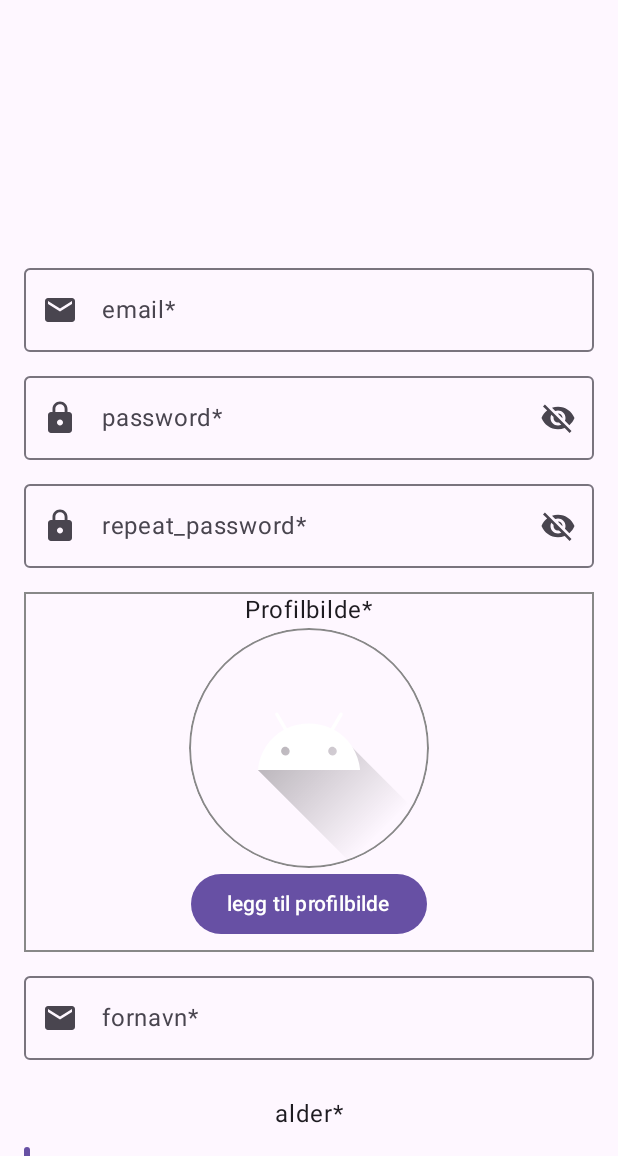
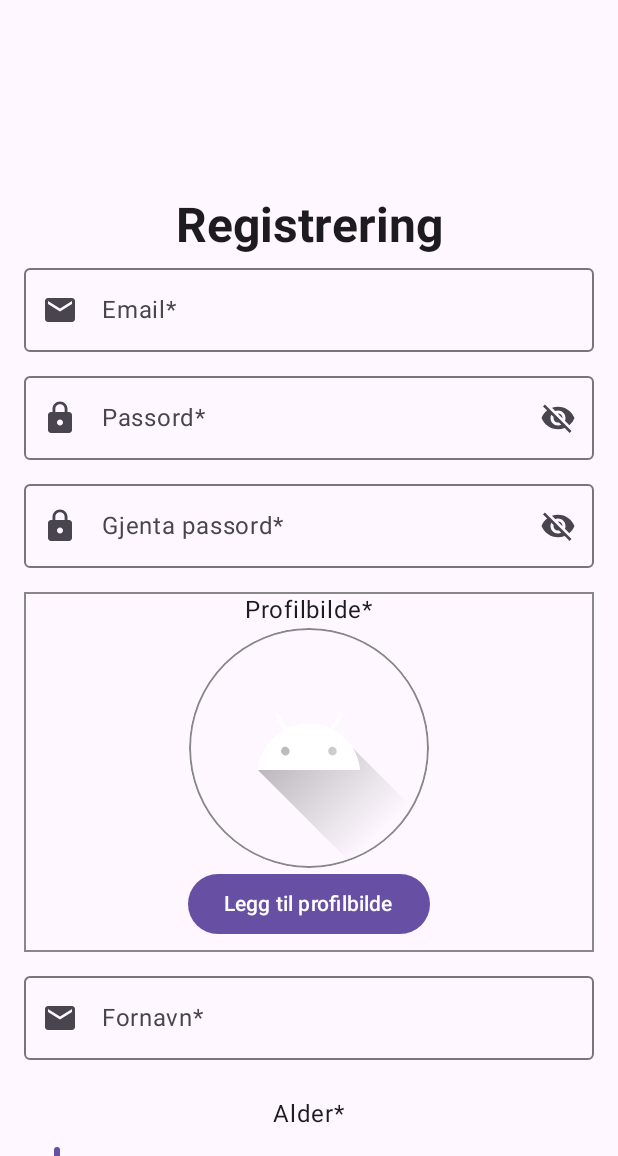
Before and after one commit to sanderbjo/Synder, an Android app built with Jetpack Compose: the SignUpScreen screen opened through its navigation route, on a phone screen of 412 x 824 dp, the part 80-1236 px from its top. Run offline under Robolectric (Android 15) with nearby library versions, the phone set to English and light mode, and no system bars; our stand-ins replace Dagger/Hilt's generated code, Firebase (no records; nobody signed in at launch, a user with empty details on screens opened directly); 3 statements that could not run were skipped.

Commit message:
validering i signup siden
Lagt til validering i sign up, samtidig som det er lagt til litt små fixes/forbedringer på UI
I tillegg endra litt på språkfor å få ting til å være norsk språk og ikke engelsk

```diff
--- a/app/src/main/java/com/example/synder/screen/login/LoginScreen.kt
+++ b/app/src/main/java/com/example/synder/screen/login/LoginScreen.kt
@@ -4,6 +4,7 @@ import androidx.annotation.StringRes
 import androidx.compose.foundation.layout.Arrangement
 import androidx.compose.foundation.layout.Column
 import androidx.compose.foundation.layout.Row
+import androidx.compose.foundation.layout.Spacer
 import androidx.compose.foundation.layout.fillMaxHeight
 import androidx.compose.foundation.layout.fillMaxWidth
 import androidx.compose.foundation.layout.padding
@@ -17,6 +18,7 @@ import androidx.compose.material3.Button
 import androidx.compose.material3.ExperimentalMaterial3Api
 import androidx.compose.material3.Icon
 import androidx.compose.material3.IconButton
+import androidx.compose.material3.MaterialTheme
 import androidx.compose.material3.OutlinedTextField
 import androidx.compose.material3.Text
 import androidx.compose.runtime.Composable
@@ -28,6 +30,7 @@ import androidx.compose.ui.Alignment
 import androidx.compose.ui.Modifier
 import androidx.compose.ui.res.painterResource
 import androidx.compose.ui.res.stringResource
+import androidx.compose.ui.text.font.FontWeight
 import androidx.compose.ui.text.input.KeyboardType
 import androidx.compose.ui.text.input.PasswordVisualTransformation
 import androidx.compose.ui.text.input.VisualTransformation
@@ -58,17 +61,22 @@ fun LoginScreen(
         verticalArrangement = Arrangement.Center,
         horizontalAlignment = Alignment.CenterHorizontally
     ) {
+        Spacer(modifier = Modifier.padding(top = 120.dp))
         if (uiState.errorMessage != "") {
             Text(
                 text = uiState.errorMessage,
-                Modifier.padding(vertical = 8.dp)
+                Modifier.padding(vertical = 8.dp),
+                color = MaterialTheme.colorScheme.error,
+                fontWeight = FontWeight.Bold
             )
         }
-            Text(text = "Vi har lagd en anonym bruker som kan brukes for testing",
-                modifier = Modifier.padding(horizontal = 16.dp),
+        Text(text = "Logg inn", fontWeight = FontWeight.Bold, style = MaterialTheme.typography.headlineLarge)
+        Text(
+            text = "Vi har lagd en anonym bruker som kan brukes for testing",
+            modifier = Modifier.padding(horizontal = 20.dp),
             textAlign = TextAlign.Center)
-            Text(text = "email = anonym@bruker.no")
-            Text(text = "passord = Anonym123",
+        Text(text = "Email = anonym@bruker.no")
+        Text(text = "Passord = Anonym123",
             modifier = modifier.padding(bottom = 24.dp))
         EmailField(uiState.email, viewModel::onEmailChange, fieldModifier)
         PasswordField(uiState.password, viewModel::onPasswordChange, fieldModifier)
@@ -80,14 +88,16 @@ fun LoginScreen(
                 modifier = Modifier
                     .padding(16.dp, 8.dp),
                 ) {
-                    Text(text = "login", fontSize = 16.sp)
+                Text(text = "Logg inn", fontSize = 16.sp)
             }
 
         }
-            Text(text = "Har du ikke bruker? Sign up nå!")
+        Text(text = "Har du ikke bruker? Opprett nå!")
         Button(onClick = onSignupClick) {
-                Text(text = "Sign up")
+            Text(text = "Opprett bruker")
         }
+        //lagt til en liten spacer som gjør at når man har tastaturet åpent så kan man swipe ned for å se knappene
+        Spacer(modifier = Modifier.padding(bottom = 200.dp))
     }
 }
 
@@ -106,14 +116,14 @@ fun EmailField(value: String, onNewValue: (String) -> Unit, modifier: Modifier =
 
 @Composable
 fun PasswordField(value: String, onNewValue: (String) -> Unit, modifier: Modifier = Modifier) {
-    PasswordField(value, R.string.password, onNewValue, modifier)
+    PasswordField(value, stringResource(R.string.passord), onNewValue, modifier)
 }
 
 
     @Composable
     private fun PasswordField(
         value: String,
-        @StringRes placeholder: Int,
+        placeholder: String,
         onNewValue: (String) -> Unit,
         modifier: Modifier = Modifier
     ) {
@@ -130,7 +140,7 @@ fun PasswordField(value: String, onNewValue: (String) -> Unit, modifier: Modifie
             modifier = modifier,
             value = value,
             onValueChange = { onNewValue(it) },
-            placeholder = { Text(text = stringResource(placeholder)) },
+            placeholder = { Text(text = placeholder) },
             leadingIcon = { Icon(imageVector = Icons.Default.Lock, contentDescription = "Lock") },
             trailingIcon = {
                 IconButton(onClick = { isVisible = !isVisible }) {
--- a/app/src/main/java/com/example/synder/screen/login/LoginViewModel.kt
+++ b/app/src/main/java/com/example/synder/screen/login/LoginViewModel.kt
@@ -33,12 +33,12 @@ class LoginViewModel @Inject constructor(private val accountService: AccountServ
 
     fun onLoginClick(loggedIn: () -> Unit) {
         if (!email.isValidEmail()) {
-            uiState.value = uiState.value.copy(errorMessage = "email_error")
+            uiState.value = uiState.value.copy(errorMessage = "Feil email")
             return
         }
 
         if (!password.isValidPassword()) {
-            uiState.value = uiState.value.copy(errorMessage = "password_error")
+            uiState.value = uiState.value.copy(errorMessage = "Feil passord")
             return
         }
 
@@ -50,7 +50,7 @@ class LoginViewModel @Inject constructor(private val accountService: AccountServ
                 }
             }
             catch(e: Exception) {
-                uiState.value = uiState.value.copy(errorMessage = "could_not_log_in")
+                uiState.value = uiState.value.copy(errorMessage = "Kunne ikke logge inn")
             }
         }
     }
--- a/app/src/main/java/com/example/synder/screen/sign_up/SignUpScreen.kt
+++ b/app/src/main/java/com/example/synder/screen/sign_up/SignUpScreen.kt
@@ -30,6 +30,7 @@ import androidx.compose.material3.ExposedDropdownMenuBox
 import androidx.compose.material3.ExposedDropdownMenuDefaults
 import androidx.compose.material3.Icon
 import androidx.compose.material3.IconButton
+import androidx.compose.material3.MaterialTheme
 import androidx.compose.material3.OutlinedTextField
 import androidx.compose.material3.Slider
 import androidx.compose.material3.Text
@@ -45,14 +46,18 @@ import androidx.compose.ui.graphics.Brush
 import androidx.compose.ui.graphics.Color
 import androidx.compose.ui.layout.ContentScale
 import androidx.compose.ui.res.painterResource
+import androidx.compose.ui.text.font.FontWeight
 import androidx.compose.ui.text.input.KeyboardType
 import androidx.compose.ui.text.input.PasswordVisualTransformation
 import androidx.compose.ui.text.input.VisualTransformation
+import androidx.compose.ui.unit.TextUnit
 import androidx.compose.ui.unit.dp
 import androidx.compose.ui.unit.sp
 import androidx.hilt.navigation.compose.hiltViewModel
 import coil.compose.AsyncImage
 import com.example.synder.R
+import com.example.synder.ui.theme.Typography
+
 //deler av koden er hentet/inspirert av kodeeksempel i forelesning/github
 //men det er endret på for å passe inn i dette prosjektet og det er lagt til en del mer funksjonalitet/elementer
 @Composable
@@ -77,13 +82,11 @@ fun SignUpScreen(
         verticalArrangement = Arrangement.Center,
         horizontalAlignment = Alignment.CenterHorizontally
     ) {
-        if (uiState.errorMessage != "")
-            Text(
-                text = uiState.errorMessage,
-                Modifier.padding(vertical = 8.dp)
-            )
 
-        Spacer(modifier = Modifier.padding(top = 160.dp))
+        Spacer(modifier = Modifier.padding(top = 120.dp))
+
+        Text(text = "Registrering", fontWeight = FontWeight.Bold, style = MaterialTheme.typography.headlineLarge
+        )
         EmailField(uiState.email, viewModel::onEmailChange, fieldModifier)
         PasswordField(uiState.password, viewModel::onPasswordChange, fieldModifier)
         RepeatPasswordField(uiState.repeatPassword, viewModel::onRepeatPasswordChange, fieldModifier)
@@ -95,18 +98,27 @@ fun SignUpScreen(
         SerEtterField(uiState.serEtter, uiState.serEtterDropdownEnabled,viewModel::onSerEtterEnabledChange, viewModel::onSerEtterChange, fieldModifier )
 
         Spacer(modifier = Modifier.padding(bottom = 80.dp))
-        Text(text = "Du må ha fylt ut alle feltene med * for å lage konto")
+
+        //feilmelding om det er en feil i sign up
+        if (uiState.errorMessage != "")
+            Text(
+                text = uiState.errorMessage,
+                Modifier.padding(16.dp, 8.dp),
+                color = MaterialTheme.colorScheme.error,
+                fontWeight = FontWeight.Bold
+            )
+
         Row {
-
             Button(
                 onClick = { viewModel.onSignUpClick(loggedIn) },
                 modifier = Modifier
                     .padding(16.dp, 8.dp),
             ) {
-                Text(text = "create_account", fontSize = 16.sp)
+                Text(text = "Lag bruker", fontSize = 16.sp)
             }
         }
-        Spacer(modifier = Modifier.padding(bottom = 300.dp))
+        //lagt til en liten spacer som gjør at når man har tastaturet åpent så kan man swipe ned for å se knappene
+        Spacer(modifier = Modifier.padding(bottom = 260.dp))
 
     }
 }
@@ -152,7 +164,7 @@ fun SignUpScreen(
             },
                 Modifier.padding(bottom = 8.dp))
             {
-                Text(text = "legg til profilbilde")
+                Text(text = "Legg til profilbilde")
             }
         }
     }
@@ -164,14 +176,14 @@ fun SignUpScreen(
             modifier = modifier,
             value = value,
             onValueChange = { onNewValue(it) },
-            placeholder = { Text(text = "email*") },
+            placeholder = { Text(text = "Email*") },
             leadingIcon = { Icon(imageVector = Icons.Default.Email, contentDescription = "Email") }
         )
     }
 
     @Composable
     fun PasswordField(value: String, onNewValue: (String) -> Unit, modifier: Modifier = Modifier) {
-        PasswordField(value, "password*", onNewValue, modifier)
+        PasswordField(value, "Passord*", onNewValue, modifier)
     }
 
     @Composable
@@ -180,7 +192,7 @@ fun SignUpScreen(
         onNewValue: (String) -> Unit,
         modifier: Modifier = Modifier
     ) {
-        PasswordField(value, "repeat_password*", onNewValue, modifier)
+        PasswordField(value, "Gjenta passord*", onNewValue, modifier)
     }
 
     @Composable
@@ -221,22 +233,21 @@ fun SignUpScreen(
             modifier = modifier,
             value = value,
             onValueChange = { onNewValue(it) },
-            placeholder = { Text(text = "fornavn*") },
+            placeholder = { Text(text = "Fornavn*") },
             leadingIcon = { Icon(imageVector = Icons.Default.Email, contentDescription = "Name") }
         )
     }
 
-@OptIn(ExperimentalMaterial3Api::class)
 @Composable
 fun AgeField(value: Float, onNewValue: (Float) -> Unit, modifier: Modifier = Modifier) {
     Spacer(modifier = Modifier.padding(bottom = 16.dp))
     Text(
-        text = "alder*")
+        text = "Alder*")
     Slider(
         value = value,
         valueRange = 0f..100f,
         onValueChange = {onNewValue(it)},
-        modifier = modifier
+        modifier = modifier.padding(20.dp, 0.dp)
         )
     Text(
         text = value.toInt().toString() + " år",
@@ -274,7 +285,7 @@ fun BioField(value: String, onNewValue: (String) -> Unit, modifier: Modifier = M
         modifier = modifier,
         value = value,
         onValueChange = { onNewValue(it) },
-        placeholder = { Text(text = "bio") },
+        placeholder = { Text(text = "Bio") },
         leadingIcon = { Icon(imageVector = Icons.Default.Email, contentDescription = "Name") }
     )
 }
@@ -302,7 +313,7 @@ fun KjonnField(value: String, enabled: Boolean ,onEnabledChange: (Boolean) -> Un
             trailingIcon = {
                 ExposedDropdownMenuDefaults.TrailingIcon(expanded = enabled)
                     },
-            placeholder = { Text(text = "kjønn*") },
+            placeholder = { Text(text = "Kjønn*") },
             modifier = Modifier
                 .fillMaxWidth()
                 .menuAnchor()
@@ -358,7 +369,7 @@ fun SerEtterField(value: String, enabled: Boolean ,onEnabledChange: (Boolean) ->
             trailingIcon = {
                 ExposedDropdownMenuDefaults.TrailingIcon(expanded = enabled)
             },
-            placeholder = { Text(text = "hvem kjønn ser du etter?*") },
+            placeholder = { Text(text = "Hvem kjønn ser du etter?*") },
             modifier = Modifier
                 .fillMaxWidth()
                 .menuAnchor()
--- a/app/src/main/res/values/strings.xml
+++ b/app/src/main/res/values/strings.xml
@@ -2,4 +2,5 @@
     <string name="app_name">Synder</string>
     <string name="password">Password</string>
     <string name="mann">mann</string>
+    <string name="passord">Passord</string>
 </resources>
```
Also changed, not shown: app/src/main/java/com/example/synder/screen/sign_up/SignUpViewModel.kt (+38 -3 lines). Lines whose indentation alone changed are shown as unchanged.
